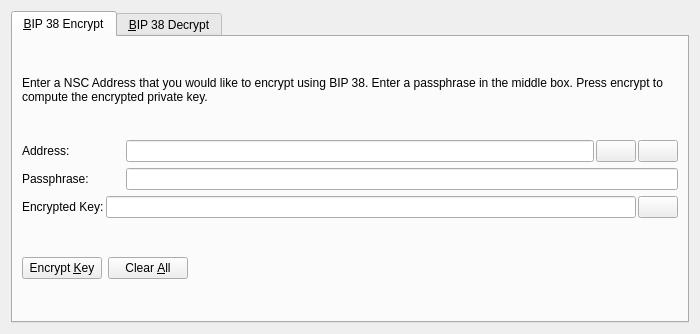
Before: the Qt Designer form src/qt/forms/bip38tooldialog.ui in nscoins/nscoincore, drawn with Qt 5.
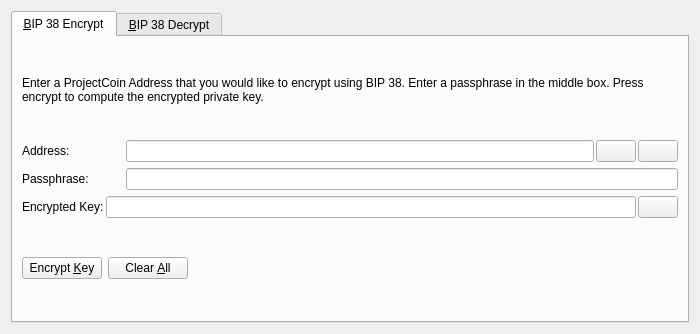
After: the same form once the commit is applied. The open tabs and pages were chosen to show the change. Icons and pictures are not drawn. Custom widgets are drawn as their Qt base class.

Diff of the .ui file:
```diff
--- a/src/qt/forms/bip38tooldialog.ui
+++ b/src/qt/forms/bip38tooldialog.ui
@@ -30,7 +30,7 @@
        <item>
         <widget class="QLabel" name="infoLabel_ENC">
          <property name="text">
-          <string>Enter a NSC Address that you would like to encrypt using BIP 38. Enter a passphrase in the middle box. Press encrypt to compute the encrypted private key.</string>
+          <string>Enter a ProjectCoin Address that you would like to encrypt using BIP 38. Enter a passphrase in the middle box. Press encrypt to compute the encrypted private key.</string>
          </property>
          <property name="textFormat">
           <enum>Qt::PlainText</enum>
```
Left out of the diff: 24 changed lines with no effect on the pictures.
